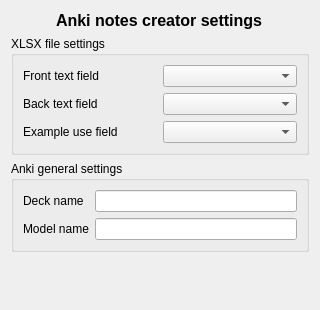
Above: dialog/anki_note_settings_ui.ui from wojtek19022/anki-flashcards-creator before the change. Below: the same form after it.
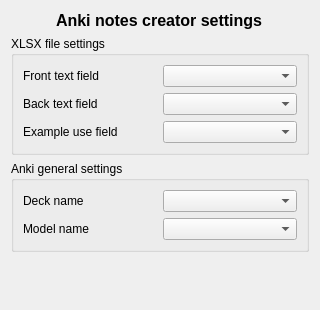
That is the form after the change.

Commit message:
Poprawa panelu ustawień generatora
- poprawiono nazwy frontu i tyłu karty
- wprowadzono automatyczne wybieranie 1,2 i 3 kolumny dla podstawowych pól karty
- dodano automatyczne odczytywanie wszystkich decków i modeli w anki

Diff of the .ui file:
```diff
--- a/dialog/anki_note_settings_ui.ui
+++ b/dialog/anki_note_settings_ui.ui
@@ -83,7 +83,7 @@
         <item row="0" column="0">
          <layout class="QGridLayout" name="gridLayout_3">
           <item row="0" column="1">
-           <widget class="QLineEdit" name="deckNameLineEdit"/>
+           <widget class="QComboBox" name="deckNameTextCbx"/>
           </item>
           <item row="0" column="0">
            <widget class="QLabel" name="label_5">
@@ -100,7 +100,7 @@
            </widget>
           </item>
           <item row="1" column="1">
-           <widget class="QLineEdit" name="modelNameLineEdit"/>
+           <widget class="QComboBox" name="modelNameTextCbx"/>
           </item>
          </layout>
         </item>
```
Left out of the diff: 4 changed lines with no effect on the pictures. The commit also changes 1 other file.
